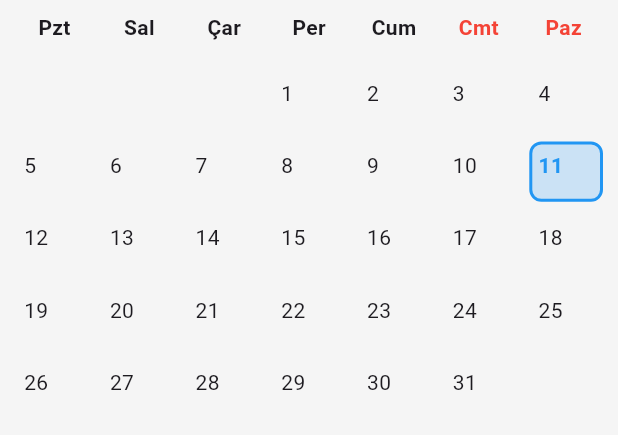
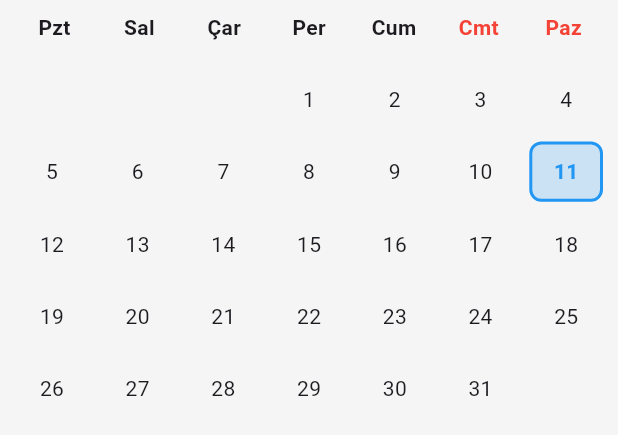
Before and after one commit to IUC-Mobile-Programming/Assist, a Flutter app: the CalendarGrid widget shown alone on an empty page, opened directly with empty values, on a phone screen of 412 x 824 dp. Shown: the top 435 px of the screen. Run offline on Flutter 3.47's test engine with Material 3 defaults, Android fonts, the phone set to English and light mode, and no system bars; our stand-ins replace sqflite, sqflite_common_ffi; accounts and stored records are empty; network calls fail; statements that could not run were skipped.

Commit message:
Calendar Month View

```diff
--- a/lib/presentation/viewmodels/calendar_viewmodel.dart
+++ b/lib/presentation/viewmodels/calendar_viewmodel.dart
@@ -1,6 +1,8 @@
 import 'package:flutter/material.dart';
 import 'package:Assist/data/models/calendar_event.dart';
 import 'package:Assist/domain/use_cases/calendar_use_cases.dart';
+import 'package:Assist/services/localization_service.dart';
+import 'package:Assist/services/database_service.dart';
 
 enum CalendarViewMode { month, week }
 
@@ -8,6 +10,8 @@ class CalendarViewModel extends ChangeNotifier {
   final GetEventsUseCase _getEventsUseCase;
   final AddEventUseCase _addEventUseCase;
   final GetEventsForDateUseCase _getEventsForDateUseCase;
+  final LocalizationService _localizationService;
+  final DatabaseService _databaseService;
 
   Map<DateTime, List<CalendarEvent>> _events = {};
   Map<DateTime, List<CalendarEvent>> get events => _events;
@@ -28,9 +32,13 @@ class CalendarViewModel extends ChangeNotifier {
     required GetEventsUseCase getEventsUseCase,
     required AddEventUseCase addEventUseCase,
     required GetEventsForDateUseCase getEventsForDateUseCase,
-  }) : _getEventsUseCase = getEventsUseCase,
+    required LocalizationService localizationService,
+    required DatabaseService databaseService,
+  })  : _getEventsUseCase = getEventsUseCase,
         _addEventUseCase = addEventUseCase,
-        _getEventsForDateUseCase = getEventsForDateUseCase {
+        _getEventsForDateUseCase = getEventsForDateUseCase,
+        _localizationService = localizationService,
+        _databaseService = databaseService {
     loadEvents();
   }
 
@@ -103,21 +111,45 @@ class CalendarViewModel extends ChangeNotifier {
   }
 
   String getWeekRange() {
-    final startOfWeek = _currentDate.subtract(Duration(days: _currentDate.weekday - 1));
+    final startOfWeek =
+        _currentDate.subtract(Duration(days: _currentDate.weekday - 1));
     final endOfWeek = startOfWeek.add(const Duration(days: 6));
-    return '${startOfWeek.day} ${_getMonthName(startOfWeek.month)} - ${endOfWeek.day} ${_getMonthName(endOfWeek.month)} ${endOfWeek.year}';
-  }
-
-  String _getMonthName(int month) {
-    const months = [
-      'Ocak', 'Şubat', 'Mart', 'Nisan', 'Mayıs', 'Haziran',
-      'Temmuz', 'Ağustos', 'Eylül', 'Ekim', 'Kasım', 'Aralık'
-    ];
-    return months[month - 1];
+    return '${startOfWeek.day} ${_localizationService.getMonthName(startOfWeek.month)} - ${endOfWeek.day} ${_localizationService.getMonthName(endOfWeek.month)} ${endOfWeek.year}';
   }
 
   void clearError() {
     _error = null;
     notifyListeners();
   }
+
+  Future<Map<int, int>> getTaskCountsForMonth() async {
+    try {
+      final taskMaps = await _databaseService.getTasks();
+      final taskCounts = <int, int>{};
+
+      for (var taskMap in taskMaps) {
+        final dueDateStr = taskMap['dueDate'] as String?;
+        final completed = (taskMap['completed'] as int?) ?? 0;
+
+        if (dueDateStr != null && completed == 0) {
+          try {
+            final dueDate = DateTime.parse(dueDateStr);
+            if (dueDate.year == _currentDate.year &&
+                dueDate.month == _currentDate.month) {
+              final day = dueDate.day;
+              taskCounts[day] = (taskCounts[day] ?? 0) + 1;
+            }
+          } catch (e) {
+            // Skip invalid date formats
+          }
+        }
+      }
+
+      return taskCounts;
+    } catch (e) {
+      _error = 'Görevler yüklenirken bir hata oluştu: $e';
+      notifyListeners();
+      return {};
+    }
+  }
 }
--- a/lib/presentation/widgets/calendar_grid.dart
+++ b/lib/presentation/widgets/calendar_grid.dart
@@ -68,12 +68,12 @@ class _CalendarGridState extends State<CalendarGrid> {
             decoration: BoxDecoration(
               color: Theme.of(context).cardColor,
               borderRadius: BorderRadius.circular(8),
-              boxShadow: [
+              boxShadow: const [
                 BoxShadow(
                   color: Color.fromRGBO(0, 0, 0, 0.2),
                   blurRadius: 8,
                   spreadRadius: 2,
-                  offset: const Offset(0, 4),
+                  offset: Offset(0, 4),
                 ),
               ],
             ),
@@ -83,7 +83,11 @@ class _CalendarGridState extends State<CalendarGrid> {
                 _showAddEventDialog(context, date);
               },
               icon: const Icon(Icons.add, size: 20),
-              label: const Text('Etkinlik Ekle', style: TextStyle(fontSize: 12)),
+              label: Text(
+                Provider.of<LocalizationService>(context, listen: false)
+                    .addEvent,
+                style: const TextStyle(fontSize: 12),
+              ),
               style: ElevatedButton.styleFrom(
                 backgroundColor: Theme.of(context).primaryColor,
                 foregroundColor: Colors.white,
@@ -102,32 +106,26 @@ class _CalendarGridState extends State<CalendarGrid> {
   }
 
   void _showAddEventDialog(BuildContext context, DateTime date) {
+    final localizationService =
+        Provider.of<LocalizationService>(context, listen: false);
     // TODO: Implement add event dialog with ViewModel integration
     showDialog(
       context: context,
       builder: (context) => AlertDialog(
-        title: const Text('Etkinlik Ekle'),
-        content: Text('Etkinlik ekleme dialogu için ${date.day}.${date.month}.${date.year}'),
+        title: Text(localizationService.addEvent),
+        content: Text(
+            'Etkinlik ekleme dialogu için ${date.day}.${date.month}.${date.year}'),
         actions: [
           TextButton(
             onPressed: () => Navigator.pop(context),
-            child: const Text('İptal'),
+            child: Text(localizationService.cancel),
           ),
           ElevatedButton(
             onPressed: () {
-              // Add event using ViewModel
-              final newEvent = CalendarEvent(
-                title: 'Yeni Etkinlik',
-                description: 'Açıklama',
-                startTime: const TimeOfDay(hour: 14, minute: 30),
-                endTime: const TimeOfDay(hour: 15, minute: 30),
-                date: date,
-                color: Colors.blue,
-              );
-              widget.viewModel.addEvent(newEvent);
+              // TODO Add event using ViewModel
               Navigator.pop(context);
             },
-            child: const Text('Ekle'),
+            child: Text(localizationService.save),
           ),
         ],
       ),
@@ -150,8 +148,10 @@ class _CalendarGridState extends State<CalendarGrid> {
   Widget _buildMonthView(BuildContext context) {
     final localizationService = Provider.of<LocalizationService>(context);
     final theme = Theme.of(context);
-    final firstDay = DateTime(widget.viewModel.currentDate.year, widget.viewModel.currentDate.month, 1);
-    final lastDay = DateTime(widget.viewModel.currentDate.year, widget.viewModel.currentDate.month + 1, 0);
+    final firstDay = DateTime(widget.viewModel.currentDate.year,
+        widget.viewModel.currentDate.month, 1);
+    final lastDay = DateTime(widget.viewModel.currentDate.year,
+        widget.viewModel.currentDate.month + 1, 0);
     final startingWeekday = firstDay.weekday;
     final totalDays = lastDay.day;
     final totalWeeks = ((startingWeekday + totalDays - 1) / 7).ceil();
@@ -161,7 +161,12 @@ class _CalendarGridState extends State<CalendarGrid> {
         _buildMonthDayHeaders(localizationService, theme),
         const SizedBox(height: 8),
         Expanded(
-          child: GridView.builder(
+          child: FutureBuilder<Map<int, int>>(
+            future: widget.viewModel.getTaskCountsForMonth(),
+            builder: (context, snapshot) {
+              final taskCounts = snapshot.data ?? {};
+
+              return GridView.builder(
                 padding: const EdgeInsets.symmetric(horizontal: 8),
                 gridDelegate: const SliverGridDelegateWithFixedCrossAxisCount(
                   crossAxisCount: 7,
@@ -172,16 +177,23 @@ class _CalendarGridState extends State<CalendarGrid> {
                 itemCount: totalWeeks * 7,
                 itemBuilder: (context, index) {
                   final dayOffset = index - (startingWeekday - 1);
-              final isCurrentMonth = dayOffset >= 0 && dayOffset < totalDays;
+                  final isCurrentMonth =
+                      dayOffset >= 0 && dayOffset < totalDays;
                   final day = isCurrentMonth ? dayOffset + 1 : null;
                   final dayDate = isCurrentMonth
-                  ? DateTime(widget.viewModel.currentDate.year, widget.viewModel.currentDate.month, day!)
+                      ? DateTime(widget.viewModel.currentDate.year,
+                          widget.viewModel.currentDate.month, day!)
                       : null;
+                  final taskCount = day != null ? (taskCounts[day] ?? 0) : 0;
 
                   return _buildDayCell(
                     day: day,
                     dayDate: dayDate,
                     theme: theme,
+                    localizationService: localizationService,
+                    taskCount: taskCount,
+                  );
+                },
               );
             },
           ),
@@ -190,12 +202,14 @@ class _CalendarGridState extends State<CalendarGrid> {
     );
   }
 
-  Widget _buildMonthDayHeaders(LocalizationService localizationService, ThemeData theme) {
+  Widget _buildMonthDayHeaders(
+      LocalizationService localizationService, ThemeData theme) {
     return Padding(
       padding: const EdgeInsets.symmetric(horizontal: 8),
       child: Row(
         children: List.generate(7, (index) {
-          final dayName = localizationService.getDayName(index + 1, short: true);
+          final dayName =
+              localizationService.getDayName(index + 1, short: true);
           final isWeekend = index >= 5;
 
           return Expanded(
@@ -206,7 +220,9 @@ class _CalendarGridState extends State<CalendarGrid> {
                 dayName,
                 style: theme.textTheme.bodyMedium?.copyWith(
                   fontWeight: FontWeight.bold,
-                  color: isWeekend ? Colors.red : theme.textTheme.bodyMedium?.color,
+                  color: isWeekend
+                      ? Colors.red
+                      : theme.textTheme.bodyMedium?.color,
                 ),
               ),
             ),
@@ -220,6 +236,8 @@ class _CalendarGridState extends State<CalendarGrid> {
     required int? day,
     required DateTime? dayDate,
     required ThemeData theme,
+    required LocalizationService localizationService,
+    required int taskCount,
   }) {
     if (day == null) {
       return Container();
@@ -230,17 +248,12 @@ class _CalendarGridState extends State<CalendarGrid> {
         dayDate.month == DateTime.now().month &&
         dayDate.day == DateTime.now().day;
 
-    // Get events for this day
-    final eventsForDay = widget.viewModel.events[DateTime(dayDate!.year, dayDate.month, dayDate.day)] ?? [];
-
-    return GestureDetector(
-      onTapDown: (details) => _startLongPressTimer(dayDate, details.globalPosition),
-      onTapUp: (_) => _cancelLongPress(),
-      onTapCancel: _cancelLongPress,
-      child: Container(
+    return Container(
       margin: const EdgeInsets.all(2),
       decoration: BoxDecoration(
-          color: isToday ? theme.primaryColor.withAlpha((0.2 * 255).round()) : Colors.transparent,
+        color: isToday
+            ? theme.primaryColor.withAlpha((0.2 * 255).round())
+            : Colors.transparent,
         borderRadius: BorderRadius.circular(8),
         border: Border.all(
           color: isToday ? theme.primaryColor : Colors.transparent,
@@ -248,56 +261,31 @@ class _CalendarGridState extends State<CalendarGrid> {
         ),
       ),
       child: Column(
-          crossAxisAlignment: CrossAxisAlignment.start,
+        mainAxisAlignment: MainAxisAlignment.center,
         children: [
-            Padding(
-              padding: const EdgeInsets.all(4.0),
-              child: Text(
+          Text(
             day.toString(),
             style: theme.textTheme.bodyMedium?.copyWith(
               fontWeight: isToday ? FontWeight.bold : FontWeight.normal,
-                  color: isToday ? theme.primaryColor : theme.textTheme.bodyMedium?.color,
+              color: isToday
+                  ? theme.primaryColor
+                  : theme.textTheme.bodyMedium?.color,
             ),
           ),
+          if (taskCount > 0) ...[
+            const SizedBox(height: 2),
+            Text(
+              '$taskCount ${localizationService.pendingTasks}',
+              style: theme.textTheme.bodySmall?.copyWith(
+                fontSize: 9,
+                color: theme.primaryColor,
               ),
-            if (eventsForDay.isNotEmpty) ...[
-              Expanded(
-                child: ListView.builder(
-                  padding: const EdgeInsets.only(bottom: 4),
-                  physics: const NeverScrollableScrollPhysics(),
-                  itemCount: eventsForDay.length > 2 ? 2 : eventsForDay.length,
-                  itemBuilder: (context, index) {
-                    final event = eventsForDay[index];
-                    return Padding(
-                      padding: const EdgeInsets.symmetric(horizontal: 4, vertical: 1),
-                      child: Container(
-                        height: 4,
-                        decoration: BoxDecoration(
-                          color: event.color,
-                          borderRadius: BorderRadius.circular(2),
-                        ),
-                      ),
-                    );
-                  },
-                ),
-              ),
-              if (eventsForDay.length > 2)
-                Padding(
-                  padding: const EdgeInsets.only(right: 4, bottom: 4),
-                  child: Align(
-                    alignment: Alignment.centerRight,
-                    child: Text(
-                      '+${eventsForDay.length - 2}',
-                      style: TextStyle(
-                        fontSize: 10,
-                        color: theme.textTheme.bodySmall?.color,
-                      ),
-                    ),
-                  ),
+              textAlign: TextAlign.center,
+              maxLines: 1,
+              overflow: TextOverflow.ellipsis,
             ),
           ],
         ],
-        ),
       ),
     );
   }
@@ -305,7 +293,8 @@ class _CalendarGridState extends State<CalendarGrid> {
   Widget _buildWeekView(BuildContext context) {
     final localizationService = Provider.of<LocalizationService>(context);
     final theme = Theme.of(context);
-    final startOfWeek = widget.viewModel.currentDate.subtract(Duration(days: widget.viewModel.currentDate.weekday - 1));
+    final startOfWeek = widget.viewModel.currentDate
+        .subtract(Duration(days: widget.viewModel.currentDate.weekday - 1));
 
     return Column(
       children: [
@@ -318,13 +307,15 @@ class _CalendarGridState extends State<CalendarGrid> {
     );
   }
 
-  Widget _buildWeekDayHeaders(LocalizationService localizationService, ThemeData theme, DateTime startOfWeek) {
+  Widget _buildWeekDayHeaders(LocalizationService localizationService,
+      ThemeData theme, DateTime startOfWeek) {
     return Padding(
       padding: const EdgeInsets.symmetric(horizontal: 8),
       child: Row(
         children: List.generate(7, (index) {
           final dayDate = startOfWeek.add(Duration(days: index));
-          final dayName = localizationService.getDayName(dayDate.weekday, short: true);
+          final dayName =
+              localizationService.getDayName(dayDate.weekday, short: true);
           final isWeekend = dayDate.weekday >= 6;
           final isToday = dayDate.year == DateTime.now().year &&
               dayDate.month == DateTime.now().month &&
@@ -332,13 +323,16 @@ class _CalendarGridState extends State<CalendarGrid> {
 
           return Expanded(
             child: GestureDetector(
-              onTapDown: (details) => _startLongPressTimer(dayDate, details.globalPosition),
+              onTapDown: (details) =>
+                  _startLongPressTimer(dayDate, details.globalPosition),
               onTapUp: (_) => _cancelLongPress(),
               onTapCancel: _cancelLongPress,
               child: Container(
                 padding: const EdgeInsets.symmetric(vertical: 8),
                 decoration: BoxDecoration(
-                  color: isToday ? theme.primaryColor.withAlpha((0.2 * 255).round()) : Colors.transparent,
+                  color: isToday
+                      ? theme.primaryColor.withAlpha((0.2 * 255).round())
+                      : Colors.transparent,
                   borderRadius: BorderRadius.circular(8),
                 ),
                 alignment: Alignment.center,
@@ -351,7 +345,9 @@ class _CalendarGridState extends State<CalendarGrid> {
                         fontWeight: FontWeight.bold,
                         color: isToday
                             ? theme.primaryColor
-                            : (isWeekend ? Colors.red : theme.textTheme.bodyMedium?.color),
+                            : (isWeekend
+                                ? Colors.red
+                                : theme.textTheme.bodyMedium?.color),
                       ),
                     ),
                     const SizedBox(height: 2),
@@ -359,7 +355,9 @@ class _CalendarGridState extends State<CalendarGrid> {
                       dayDate.day.toString(),
                       style: theme.textTheme.titleSmall?.copyWith(
                         fontWeight: FontWeight.bold,
-                        color: isToday ? theme.primaryColor : theme.textTheme.titleSmall?.color,
+                        color: isToday
+                            ? theme.primaryColor
+                            : theme.textTheme.titleSmall?.color,
                       ),
                     ),
                   ],
@@ -411,13 +409,16 @@ class _CalendarGridState extends State<CalendarGrid> {
                   decoration: BoxDecoration(
                     border: Border(
                       left: BorderSide(color: theme.dividerColor),
-                      right: dayIndex == 6 ? BorderSide(color: theme.dividerColor) : BorderSide.none,
+                      right: dayIndex == 6
+                          ? BorderSide(color: theme.dividerColor)
+                          : BorderSide.none,
                     ),
                   ),
                   child: Column(
                     children: List.generate(24, (hour) {
                       return GestureDetector(
-                        onTapDown: (details) => _startLongPressTimer(dayDate, details.globalPosition),
+                        onTapDown: (details) => _startLongPressTimer(
+                            dayDate, details.globalPosition),
                         onTapUp: (_) => _cancelLongPress(),
                         onTapCancel: _cancelLongPress,
                         child: Container(
--- a/lib/presentation/widgets/calendar_header.dart
+++ b/lib/presentation/widgets/calendar_header.dart
@@ -18,11 +18,11 @@ class CalendarHeader extends StatelessWidget {
       decoration: BoxDecoration(
         color: theme.cardColor,
         borderRadius: BorderRadius.circular(12),
-        boxShadow: [
+        boxShadow: const [
           BoxShadow(
             color: Color.fromRGBO(0, 0, 0, 0.1),
             blurRadius: 4,
-            offset: const Offset(0, 2),
+            offset: Offset(0, 2),
           ),
         ],
       ),
```
Also changed, not shown: lib/injection_container.dart (+8 -3 lines), lib/presentation/widgets/calendar_navigation.dart (+13 -4 lines). Lines whose indentation alone changed are shown as unchanged.
